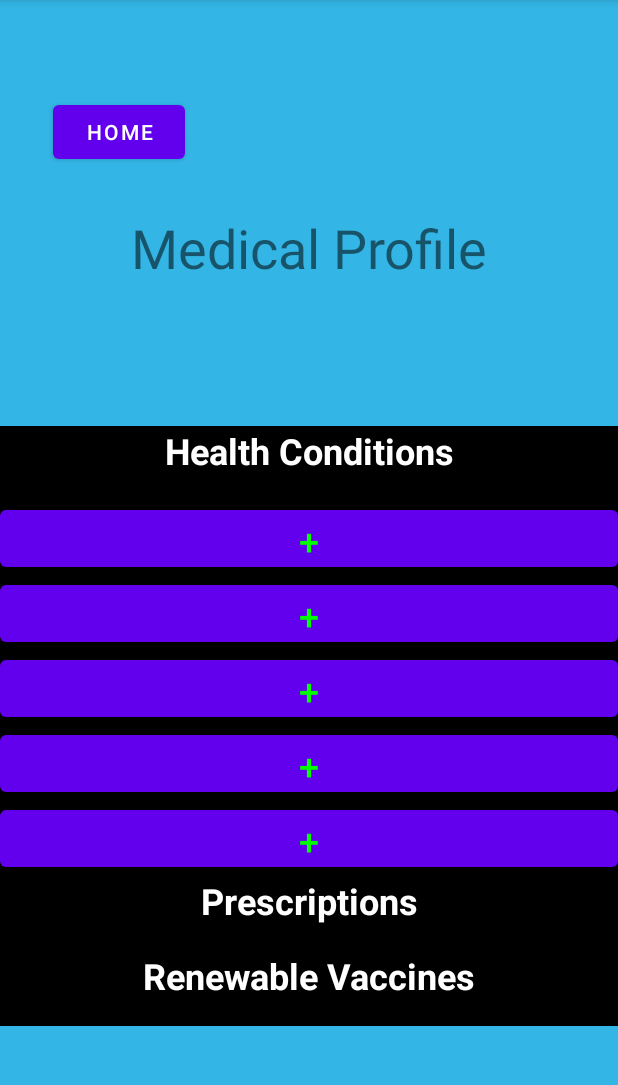
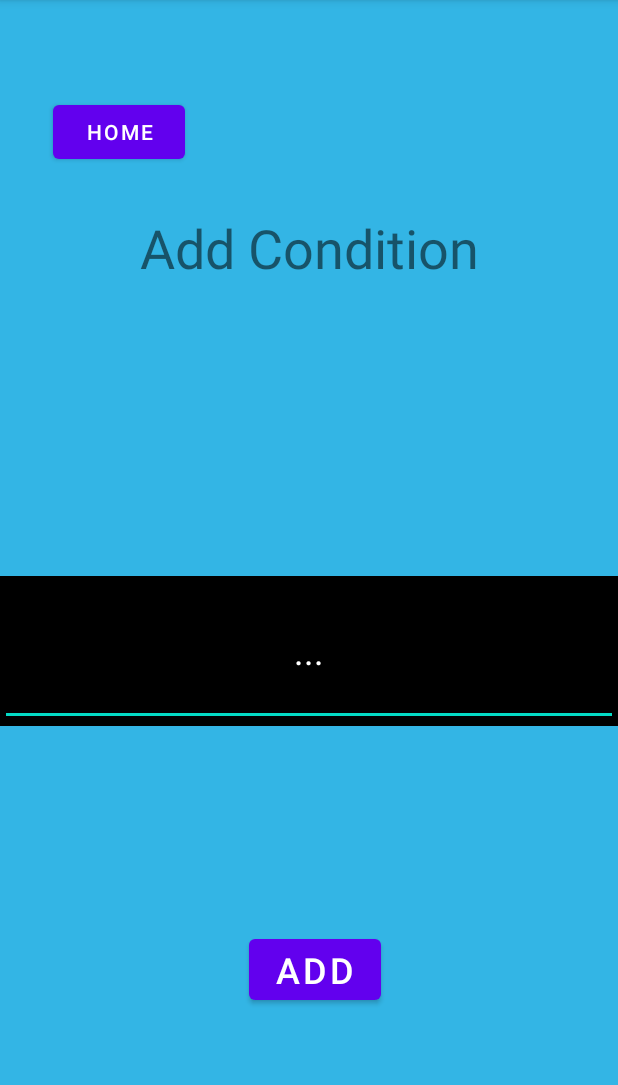
Before and after one commit to jkapp610/-Health-Track-Android-App, an Android app: the ProfileActivity screen opened directly, with no data from a screen before it, after a tap on an icon or button, on a phone screen of 412 x 824 dp, the part 84-1169 px from its top. Run offline under Robolectric (Android 15) with nearby library versions, the phone set to English and light mode, and no system bars.

Commit message:
Medical profile screen in progress.
- "new" figures out its a condition & sets text on the next screen

```diff
--- a/app/src/main/AndroidManifest.xml
+++ b/app/src/main/AndroidManifest.xml
@@ -9,8 +9,9 @@
         android:roundIcon="@mipmap/ic_launcher_round"
         android:supportsRtl="true"
         android:theme="@style/Theme.HealthTrack">
-        <activity android:name=".NewAppointmentActivity"/>
-        <activity android:name=".EditAppointmentActivity"/>
+        <activity android:name=".NewProfileActivity"></activity>
+        <activity android:name=".NewAppointmentActivity" />
+        <activity android:name=".EditAppointmentActivity" />
         <activity android:name=".ProfileActivity" />
         <activity android:name=".CovidActivity" />
         <activity android:name=".PractitionersActivity" />
--- /dev/null
+++ b/app/src/main/java/com/example/healthtrack/NewProfileActivity.java
@@ -0,0 +1,34 @@
+package com.example.healthtrack;
+
+import androidx.appcompat.app.AppCompatActivity;
+
+import android.content.Intent;
+import android.os.Bundle;
+import android.view.View;
+import android.widget.TextView;
+
+public class NewProfileActivity extends AppCompatActivity {
+
+    @Override
+    protected void onCreate(Bundle savedInstanceState) {
+        super.onCreate(savedInstanceState);
+        setContentView(R.layout.activity_new_profile);
+
+        Intent intent = getIntent();
+        String type = intent.getStringExtra("key_type");
+        TextView title = findViewById(R.id.titleTxt);
+        title.setText("Add " + type);
+    }
+
+    public void onClickHome(View view){
+        Intent intent = new Intent(this, MainActivity.class);
+        startActivity(intent);
+    }
+
+    public void onClickCreate(View view){
+        // TODO: if valid data, send appointment to the database; else prompt user to re-enter data
+
+        Intent intent = new Intent(this, ProfileActivity.class);
+        startActivity(intent);
+    }
+}
--- a/app/src/main/java/com/example/healthtrack/ProfileActivity.java
+++ b/app/src/main/java/com/example/healthtrack/ProfileActivity.java
@@ -22,15 +22,15 @@ public class ProfileActivity extends AppCompatActivity {
 
     public void onClickNew(View view){
         //TODO: figure out whether its a "health condition", "prescription", or "vaccine"
-//        Button btn = (Button) view;
-//        Intent intent = new Intent(this, NewProfileActivity.class);
-//        if((Button) findViewById(R.id.cond0) == btn) intent.putExtra("key_btn","cond");
-//        else if((Button) findViewById(R.id.cond1) == btn) intent.putExtra("key_btn","cond");
-//        else if((Button) findViewById(R.id.cond2) == btn) intent.putExtra("key_btn","cond");
-//        else if((Button) findViewById(R.id.cond3) == btn) intent.putExtra("key_btn","cond");
-//        else if((Button) findViewById(R.id.cond4) == btn) intent.putExtra("key_btn","cond");
+        Button btn = (Button) view;
+        Intent intent = new Intent(this, NewProfileActivity.class);
+        if((Button) findViewById(R.id.cond0) == btn) intent.putExtra("key_type","Condition");
+        else if((Button) findViewById(R.id.cond1) == btn) intent.putExtra("key_type","Condition");
+        else if((Button) findViewById(R.id.cond2) == btn) intent.putExtra("key_type","Condition");
+        else if((Button) findViewById(R.id.cond3) == btn) intent.putExtra("key_type","Condition");
+        else if((Button) findViewById(R.id.cond4) == btn) intent.putExtra("key_type","Condition");
 
-//        startActivity(intent);
+        startActivity(intent);
     }
 
 }
--- /dev/null
+++ b/app/src/main/res/layout/activity_new_profile.xml
@@ -0,0 +1,84 @@
+<?xml version="1.0" encoding="utf-8"?>
+<androidx.constraintlayout.widget.ConstraintLayout xmlns:android="http://schemas.android.com/apk/res/android"
+    xmlns:app="http://schemas.android.com/apk/res-auto"
+    xmlns:tools="http://schemas.android.com/tools"
+    android:id="@+id/ConstraintLayout"
+    android:background="@android:color/holo_blue_light"
+    android:layout_width="match_parent"
+    android:layout_height="match_parent"
+    tools:context=".NewProfileActivity">
+    <Button
+        android:id="@+id/createBtn"
+        android:layout_width="wrap_content"
+        android:layout_height="wrap_content"
+        android:layout_marginStart="163dp"
+        android:layout_marginTop="56dp"
+        android:layout_marginEnd="155dp"
+        android:layout_marginBottom="16dp"
+        android:onClick="onClickCreate"
+        android:text="@string/but5_name"
+        android:textSize="24sp"
+        app:layout_constraintBottom_toBottomOf="parent"
+        app:layout_constraintEnd_toEndOf="parent"
+        app:layout_constraintHorizontal_bias="0.516"
+        app:layout_constraintStart_toStartOf="parent"
+        app:layout_constraintTop_toBottomOf="@+id/linearLayout" />
+
+    <Button
+        android:id="@+id/homeBtn"
+        android:layout_width="wrap_content"
+        android:layout_height="wrap_content"
+        android:layout_marginStart="32dp"
+        android:layout_marginTop="45dp"
+        android:layout_marginEnd="286dp"
+        android:layout_marginBottom="638dp"
+        android:onClick="onClickHome"
+        android:text="@string/but1_name"
+        app:layout_constraintBottom_toBottomOf="parent"
+        app:layout_constraintEnd_toEndOf="parent"
+        app:layout_constraintStart_toStartOf="parent"
+        app:layout_constraintTop_toTopOf="parent" />
+
+    <TextView
+        android:id="@+id/titleTxt"
+        android:layout_width="wrap_content"
+        android:layout_height="wrap_content"
+        android:layout_marginStart="111dp"
+        android:layout_marginTop="24dp"
+        android:layout_marginEnd="111dp"
+        android:layout_marginBottom="574dp"
+        android:textSize="36sp"
+        app:layout_constraintBottom_toBottomOf="parent"
+        app:layout_constraintEnd_toEndOf="parent"
+        app:layout_constraintStart_toStartOf="parent"
+        app:layout_constraintTop_toBottomOf="@+id/homeBtn" />
+
+    <LinearLayout
+        android:id="@+id/linearLayout"
+        android:layout_width="match_parent"
+        android:layout_height="wrap_content"
+        android:layout_marginTop="200dp"
+        android:layout_marginBottom="100dp"
+        android:background="@android:color/black"
+        android:orientation="vertical"
+        app:layout_constraintBottom_toBottomOf="parent"
+        app:layout_constraintEnd_toEndOf="parent"
+        app:layout_constraintStart_toStartOf="parent"
+        app:layout_constraintTop_toTopOf="parent">
+
+        <EditText
+            android:id="@+id/editTxt"
+            android:layout_width="match_parent"
+            android:layout_height="100dp"
+            android:autofillHints=""
+            android:ems="10"
+            android:hint="@string/hint_10"
+            android:inputType="text"
+            android:textAlignment="center"
+            android:textColor="#FFFFFF"
+            android:textColorHint="#FFFFFF"
+            android:textSize="24sp" />
+
+    </LinearLayout>
+
+</androidx.constraintlayout.widget.ConstraintLayout>
--- a/app/src/main/res/layout/activity_profile.xml
+++ b/app/src/main/res/layout/activity_profile.xml
@@ -24,7 +24,7 @@
         app:layout_constraintTop_toTopOf="parent" />
 
     <TextView
-        android:id="@+id/textView"
+        android:id="@+id/titleTxt"
         android:layout_width="wrap_content"
         android:layout_height="wrap_content"
         android:layout_marginStart="111dp"
--- a/app/src/main/res/values/strings.xml
+++ b/app/src/main/res/values/strings.xml
@@ -26,6 +26,7 @@
     <string name="hint_7">+</string>
     <string name="hint_8">Prescriptions</string>
     <string name="hint_9">Renewable Vaccines</string>
+    <string name="hint_10">...</string>
     <string name="sw0_name">Remind me</string>
     <string name="action_settings">Settings</string>
 </resources>
```
